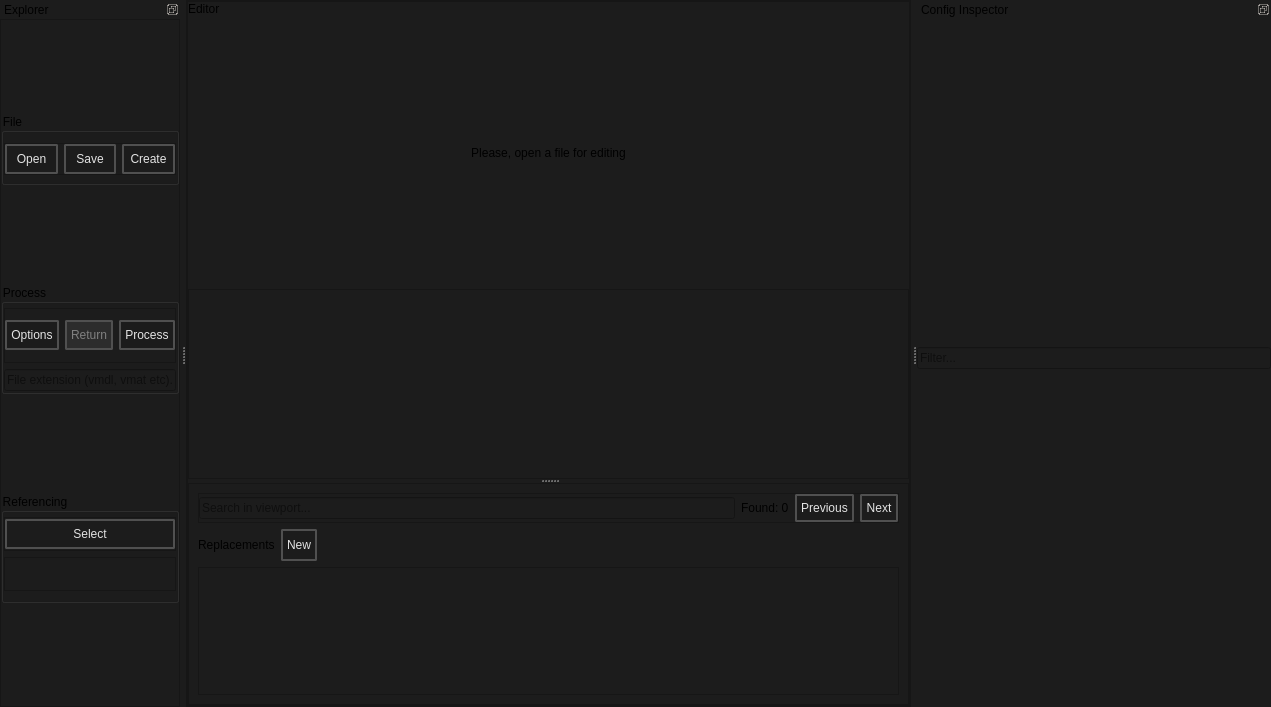
Old version of the form src/batch_creator/main.ui in the repository dertwist/Hammer5Tools.
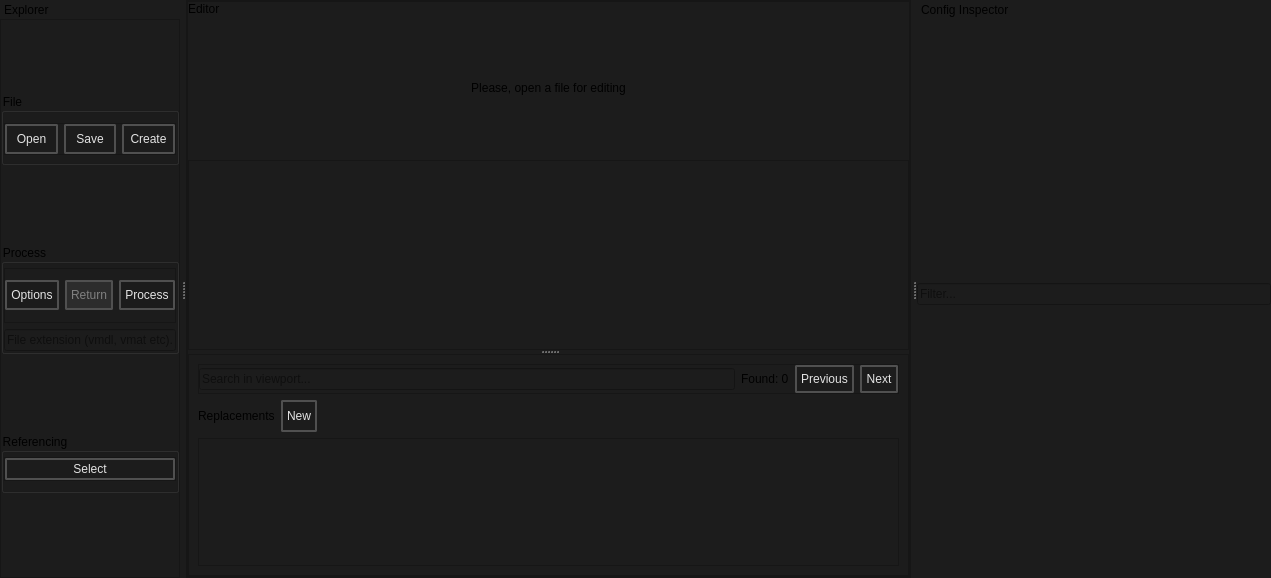
New version of the form. Icons and pictures are not drawn.

Commit message: installer and batch creator ui

```diff
--- a/src/batch_creator/main.ui
+++ b/src/batch_creator/main.ui
@@ -7,7 +7,7 @@
     <x>0</x>
     <y>0</y>
     <width>1271</width>
-    <height>707</height>
+    <height>578</height>
    </rect>
   </property>
   <property name="windowTitle">
@@ -470,7 +470,7 @@
   </widget>
   <widget class="QDockWidget" name="dockWidget">
    <property name="features">
-    <set>QDockWidget::DockWidgetFeature::DockWidgetFloatable|QDockWidget::DockWidgetFeature::DockWidgetMovable</set>
+    <set>QDockWidget::DockWidgetFeature::DockWidgetMovable</set>
    </property>
    <property name="windowTitle">
     <string>Explorer</string>
@@ -1020,7 +1020,7 @@
           <property name="maximumSize">
            <size>
             <width>16777215</width>
-            <height>110</height>
+            <height>60</height>
            </size>
           </property>
           <property name="title">
@@ -1123,30 +1123,6 @@
              </layout>
             </widget>
            </item>
-           <item>
-            <widget class="QFrame" name="frame_9">
-             <property name="frameShape">
-              <enum>QFrame::Shape::StyledPanel</enum>
-             </property>
-             <property name="frameShadow">
-              <enum>QFrame::Shadow::Raised</enum>
-             </property>
-             <layout class="QHBoxLayout" name="horizontalLayout_3">
-              <property name="leftMargin">
-               <number>0</number>
-              </property>
-              <property name="topMargin">
-               <number>0</number>
-              </property>
-              <property name="rightMargin">
-               <number>0</number>
-              </property>
-              <property name="bottomMargin">
-               <number>0</number>
-              </property>
-             </layout>
-            </widget>
-           </item>
           </layout>
          </widget>
         </item>
@@ -1164,7 +1140,7 @@
     </size>
    </property>
    <property name="features">
-    <set>QDockWidget::DockWidgetFeature::DockWidgetFloatable|QDockWidget::DockWidgetFeature::DockWidgetMovable</set>
+    <set>QDockWidget::DockWidgetFeature::DockWidgetMovable</set>
    </property>
    <property name="windowTitle">
     <string>Config Inspector</string>
```
The commit also changes 4 other files.
